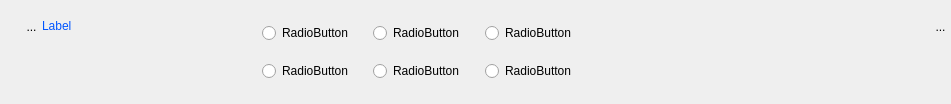
First picture: the form in UiQT4/desWidget4a6RadioButton.ui, repository SalomePlatform/eficas_tools, before the edit.
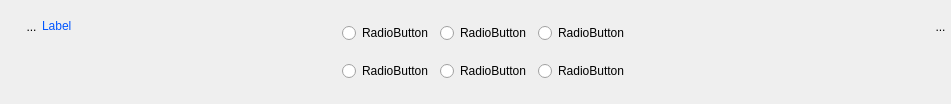
Second picture: the form after the edit. Icons and pictures are not drawn. Custom widgets are drawn as their Qt base class.

```diff
--- a/UiQT4/desWidget4a6RadioButton.ui
+++ b/UiQT4/desWidget4a6RadioButton.ui
@@ -116,7 +116,7 @@
          </property>
          <property name="minimumSize">
           <size>
-           <width>220</width>
+           <width>300</width>
            <height>24</height>
           </size>
          </property>
```
